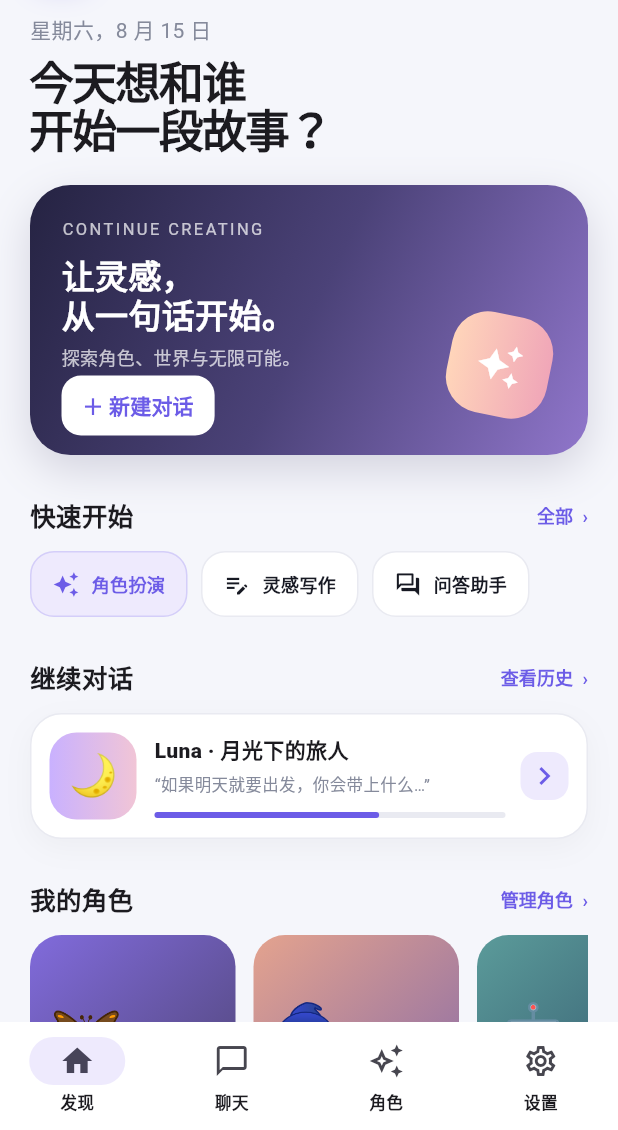
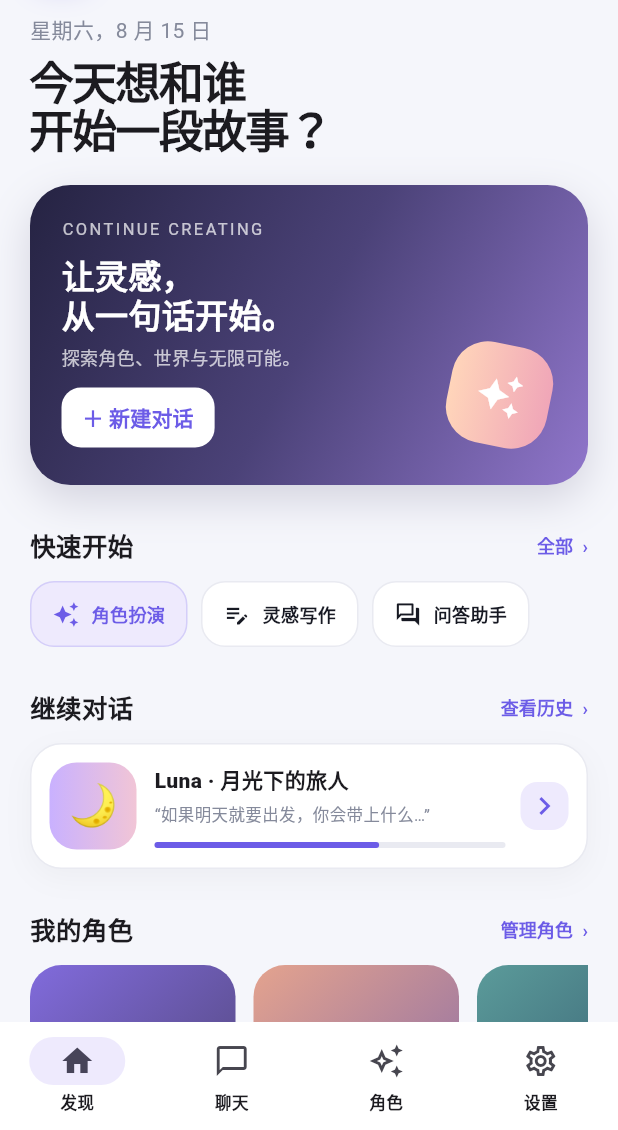
Before and after one commit to barbosaglibby41-sys/Suicang, a Flutter app: the screen it shows after launch, on a phone screen of 412 x 824 dp, the part 106-1236 px from its top. Run offline on Flutter 3.47's test engine with Material 3 defaults, Android fonts, the phone set to English and light mode, and no system bars; our stand-ins replace dio, flutter_riverpod, go_router; Roboto replaces fonts that are missing (SF Pro Display).

Commit message:
fix: prevent discover hero card overflow

```diff
--- a/lib/features/discover/presentation/discover_screen.dart
+++ b/lib/features/discover/presentation/discover_screen.dart
@@ -62,7 +62,7 @@ class _Greeting extends StatelessWidget {
 class _HeroCard extends StatelessWidget {
   const _HeroCard({required this.onTap}); final VoidCallback onTap;
   @override
-  Widget build(BuildContext context) => Container(height: 180, padding: const EdgeInsets.all(21), decoration: BoxDecoration(gradient: SuicangTheme.heroGradient, borderRadius: BorderRadius.circular(27), boxShadow: [BoxShadow(color: const Color(0xFF39335D).withOpacity(.18), blurRadius: 24, offset: const Offset(0, 10))]), child: Stack(children: [Column(crossAxisAlignment: CrossAxisAlignment.start, children: [Text('CONTINUE CREATING', style: TextStyle(color: Colors.white.withOpacity(.72), fontSize: 11, letterSpacing: 1.6)), const SizedBox(height: 10), const Text('让灵感，\n从一句话开始。', style: TextStyle(color: Colors.white, fontSize: 22, height: 1.2, fontWeight: FontWeight.w800)), const SizedBox(height: 7), Text('探索角色、世界与无限可能。', style: TextStyle(color: Colors.white.withOpacity(.72), fontSize: 12)), const Spacer(), FilledButton.tonal(onPressed: onTap, style: FilledButton.styleFrom(backgroundColor: Colors.white, foregroundColor: SuicangTheme.primary, padding: const EdgeInsets.symmetric(horizontal: 14), shape: RoundedRectangleBorder(borderRadius: BorderRadius.circular(13))), child: const Text('＋ 新建对话', style: TextStyle(fontWeight: FontWeight.w700)))]), Positioned(right: 4, bottom: 5, child: Transform.rotate(angle: .2, child: Container(width: 68, height: 68, decoration: BoxDecoration(gradient: const LinearGradient(colors: [Color(0xFFFFD5BA), Color(0xFFF0A6B8)]), borderRadius: BorderRadius.circular(24)), child: const Icon(Icons.auto_awesome, color: Colors.white, size: 31))))]));
+  Widget build(BuildContext context) => Container(height: 200, padding: const EdgeInsets.all(21), decoration: BoxDecoration(gradient: SuicangTheme.heroGradient, borderRadius: BorderRadius.circular(27), boxShadow: [BoxShadow(color: const Color(0xFF39335D).withOpacity(.18), blurRadius: 24, offset: const Offset(0, 10))]), child: Stack(children: [Column(crossAxisAlignment: CrossAxisAlignment.start, children: [Text('CONTINUE CREATING', style: TextStyle(color: Colors.white.withOpacity(.72), fontSize: 11, letterSpacing: 1.6)), const SizedBox(height: 10), const Text('让灵感，\n从一句话开始。', style: TextStyle(color: Colors.white, fontSize: 22, height: 1.2, fontWeight: FontWeight.w800)), const SizedBox(height: 7), Text('探索角色、世界与无限可能。', style: TextStyle(color: Colors.white.withOpacity(.72), fontSize: 12)), const Spacer(), FilledButton.tonal(onPressed: onTap, style: FilledButton.styleFrom(backgroundColor: Colors.white, foregroundColor: SuicangTheme.primary, padding: const EdgeInsets.symmetric(horizontal: 14), shape: RoundedRectangleBorder(borderRadius: BorderRadius.circular(13))), child: const Text('＋ 新建对话', style: TextStyle(fontWeight: FontWeight.w700)))]), Positioned(right: 4, bottom: 5, child: Transform.rotate(angle: .2, child: Container(width: 68, height: 68, decoration: BoxDecoration(gradient: const LinearGradient(colors: [Color(0xFFFFD5BA), Color(0xFFF0A6B8)]), borderRadius: BorderRadius.circular(24)), child: const Icon(Icons.auto_awesome, color: Colors.white, size: 31))))]));
 }
 
 class _SectionHeader extends StatelessWidget { const _SectionHeader({required this.title, required this.action}); final String title, action; @override Widget build(BuildContext context) => Row(children: [Text(title, style: const TextStyle(fontSize: 17, fontWeight: FontWeight.w800)), const Spacer(), TextButton(onPressed: () {}, style: TextButton.styleFrom(padding: EdgeInsets.zero, minimumSize: Size.zero, tapTargetSize: MaterialTapTargetSize.shrinkWrap), child: Text('$action  ›', style: const TextStyle(color: SuicangTheme.primary, fontWeight: FontWeight.w700, fontSize: 12)))]); }
```
